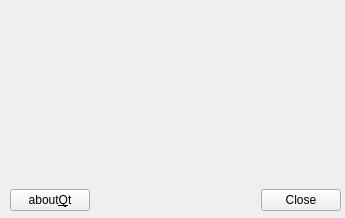
This is src/aboutdialog.ui in loimu/zeit as Qt 5 draws it before an edit. The edited form follows.
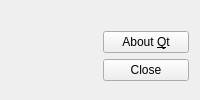
This is the edited form. Icons and pictures are not drawn.

Patch:
```diff
--- a/src/aboutdialog.ui
+++ b/src/aboutdialog.ui
@@ -5,44 +5,21 @@
   <property name="windowModality">
    <enum>Qt::NonModal</enum>
   </property>
-  <property name="geometry">
-   <rect>
-    <x>0</x>
-    <y>0</y>
-    <width>345</width>
-    <height>218</height>
-   </rect>
-  </property>
-  <property name="sizePolicy">
-   <sizepolicy hsizetype="Minimum" vsizetype="Minimum">
-    <horstretch>0</horstretch>
-    <verstretch>0</verstretch>
-   </sizepolicy>
-  </property>
-  <property name="minimumSize">
-   <size>
-    <width>345</width>
-    <height>218</height>
-   </size>
-  </property>
-  <property name="maximumSize">
-   <size>
-    <width>345</width>
-    <height>218</height>
-   </size>
-  </property>
   <property name="windowTitle">
    <string>About Zeit</string>
   </property>
-  <widget class="QWidget" name="verticalLayoutWidget">
-   <property name="geometry">
-    <rect>
-     <x>10</x>
-     <y>10</y>
-     <width>331</width>
-     <height>201</height>
-    </rect>
-   </property>
+  <layout class="QHBoxLayout" name="horizontalLayout_2">
+   <item>
+    <widget class="QLabel" name="label">
+     <property name="text">
+      <string/>
+     </property>
+     <property name="alignment">
+      <set>Qt::AlignLeading|Qt::AlignLeft|Qt::AlignTop</set>
+     </property>
+    </widget>
+   </item>
+   <item>
    <layout class="QVBoxLayout" name="verticalLayout">
     <property name="spacing">
      <number>6</number>
@@ -51,9 +28,9 @@
      <enum>QLayout::SetMaximumSize</enum>
     </property>
     <item>
-     <widget class="QLabel" name="label">
+      <widget class="QLabel" name="iconLabel">
       <property name="sizePolicy">
-       <sizepolicy hsizetype="Preferred" vsizetype="MinimumExpanding">
+        <sizepolicy hsizetype="Minimum" vsizetype="Minimum">
         <horstretch>0</horstretch>
         <verstretch>0</verstretch>
        </sizepolicy>
@@ -61,19 +38,32 @@
       <property name="text">
        <string/>
       </property>
-     </widget>
-    </item>
-    <item>
-     <layout class="QHBoxLayout" name="horizontalLayout">
+       <property name="pixmap">
+        <pixmap resource="../zeit.qrc">:/zeit.png</pixmap>
+       </property>
+       <property name="alignment">
+        <set>Qt::AlignRight|Qt::AlignTop|Qt::AlignTrailing</set>
+       </property>
+      </widget>
+     </item>
       <item>
        <widget class="QPushButton" name="aboutQt">
         <property name="text">
-         <string>about&amp;Qt</string>
+        <string>About &amp;Qt</string>
         </property>
        </widget>
       </item>
       <item>
        <widget class="QDialogButtonBox" name="buttonBox">
+       <property name="maximumSize">
+        <size>
+         <width>128</width>
+         <height>16777215</height>
+        </size>
+       </property>
+       <property name="orientation">
+        <enum>Qt::Vertical</enum>
+       </property>
         <property name="standardButtons">
          <set>QDialogButtonBox::Close</set>
         </property>
@@ -86,21 +76,6 @@
     </item>
    </layout>
   </widget>
-  <widget class="QLabel" name="label_2">
-   <property name="geometry">
-    <rect>
-     <x>215</x>
-     <y>5</y>
-     <width>128</width>
-     <height>128</height>
-    </rect>
-   </property>
-   <property name="text">
-    <string/>
-   </property>
-  </widget>
- </widget>
- <resources/>
  <connections>
   <connection>
    <sender>buttonBox</sender>
```
Lines whose indentation alone changed are shown as unchanged.
